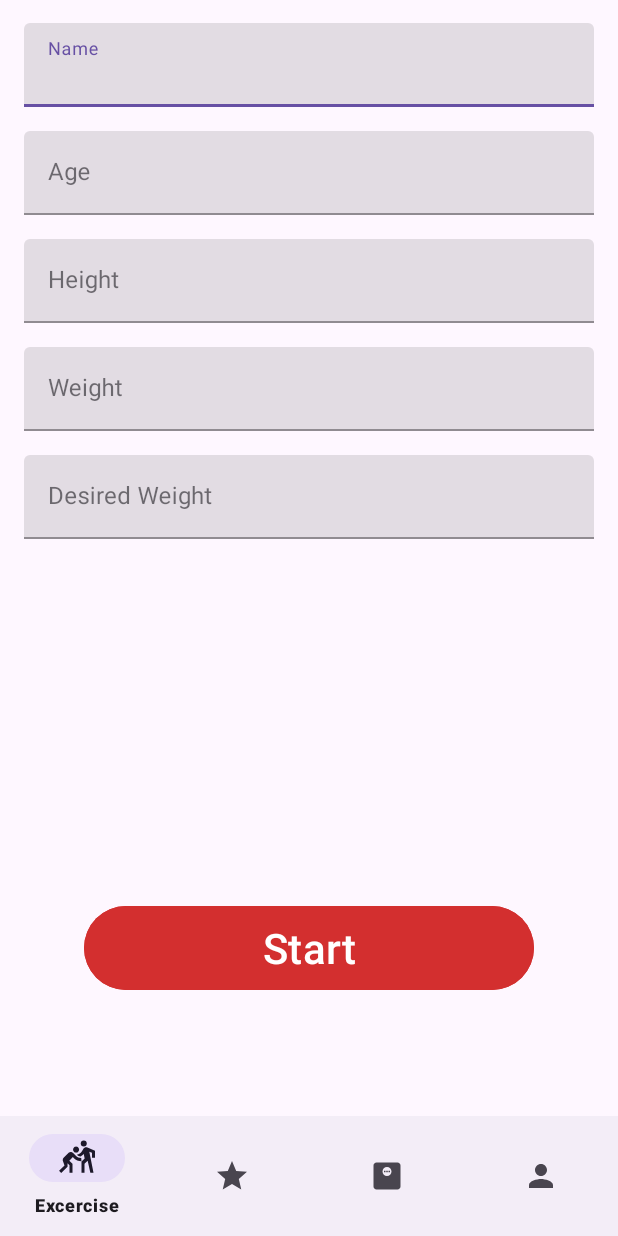
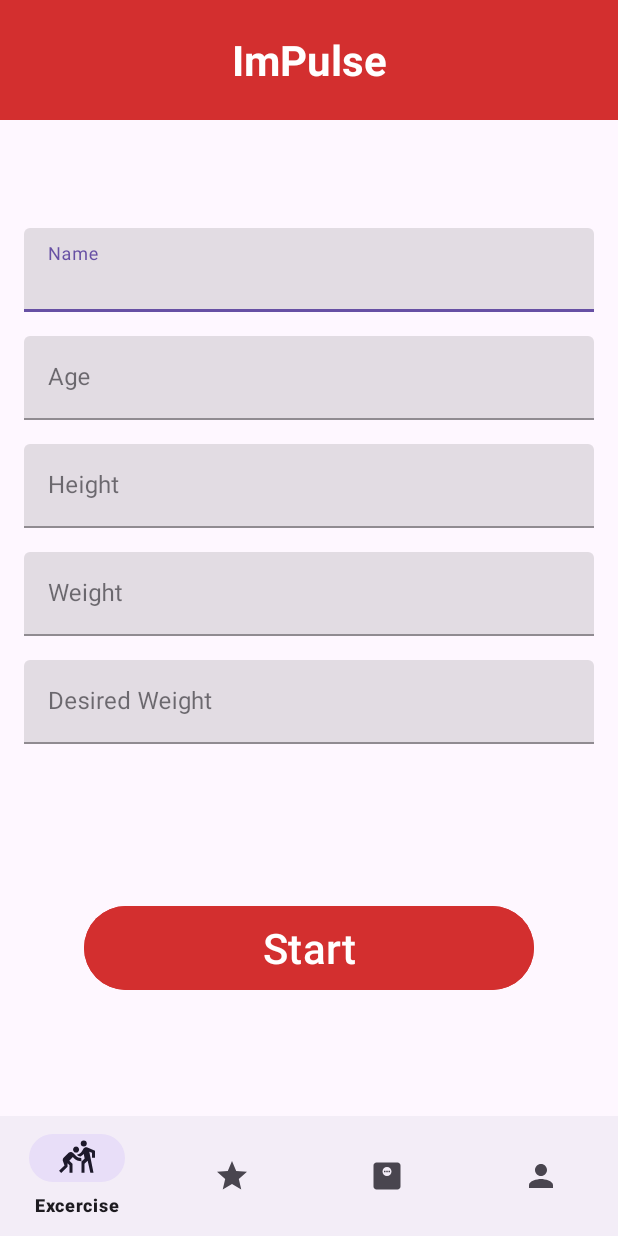
Before and after one commit to IlyshaMikhailov/ImPulse, an Android app: the screen it shows after launch (MainActivity), on a phone screen of 412 x 824 dp. Run offline under Robolectric (Android 15) with nearby library versions, the light colour scheme and no system bars; our stand-ins replace navigation-ui.

Commit message:
добавил вверхнюю строку

```diff
--- a/app/src/main/java/com/example/impulse/StartFragment.kt
+++ b/app/src/main/java/com/example/impulse/StartFragment.kt
@@ -16,7 +16,7 @@ class StartFragment : Fragment(R.layout.start_fragment) {
                 findNavController().navigate(R.id.action_startFragment_to_mainFragment)
             }
         }
-
+    }
 
     override fun onDestroyView() {
         super.onDestroyView()
--- a/app/src/main/res/layout/start_fragment.xml
+++ b/app/src/main/res/layout/start_fragment.xml
@@ -1,8 +1,26 @@
 <?xml version="1.0" encoding="utf-8"?>
 <androidx.constraintlayout.widget.ConstraintLayout xmlns:android="http://schemas.android.com/apk/res/android"
+    xmlns:tools="http://schemas.android.com/tools"
     android:layout_width="match_parent"
     android:layout_height="match_parent"
     xmlns:app="http://schemas.android.com/apk/res-auto">
+
+    <TextView
+        android:id="@+id/tv_title"
+        android:layout_width="match_parent"
+        android:layout_height="80dp"
+        android:background="@color/dark_primary_red"
+        android:textStyle="bold"
+        android:textColor="@color/white"
+        android:gravity="center"
+        android:text="@string/impulse"
+        android:textSize="28sp"
+        app:layout_constraintBottom_toBottomOf="parent"
+        app:layout_constraintEnd_toEndOf="parent"
+        app:layout_constraintHorizontal_bias="0.0"
+        app:layout_constraintStart_toStartOf="parent"
+        app:layout_constraintTop_toTopOf="parent"
+        app:layout_constraintVertical_bias="0.0" />
 
     <com.google.android.material.textfield.TextInputLayout
         android:id="@+id/ti_name"
@@ -10,10 +28,10 @@
         android:layout_width="match_parent"
         android:layout_height="wrap_content"
         android:layout_marginHorizontal="16dp"
-        android:layout_marginTop="15dp"
+        android:layout_marginTop="72dp"
         app:layout_constraintEnd_toEndOf="parent"
         app:layout_constraintStart_toStartOf="parent"
-        app:layout_constraintTop_toTopOf="parent"
+        app:layout_constraintTop_toBottomOf="@+id/tv_title"
         app:passwordToggleTint="#FF0000">
 
         <com.google.android.material.textfield.TextInputEditText
--- a/app/src/main/res/values/strings.xml
+++ b/app/src/main/res/values/strings.xml
@@ -6,4 +6,5 @@
     <string name="weight">Weight</string>
     <string name="desired_weight">Desired Weight</string>
     <string name="start">Start</string>
+    <string name="impulse">ImPulse</string>
 </resources>
```
